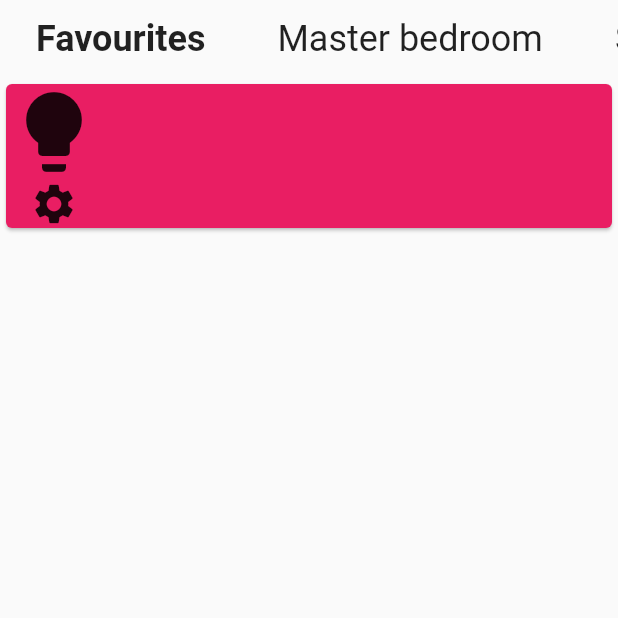
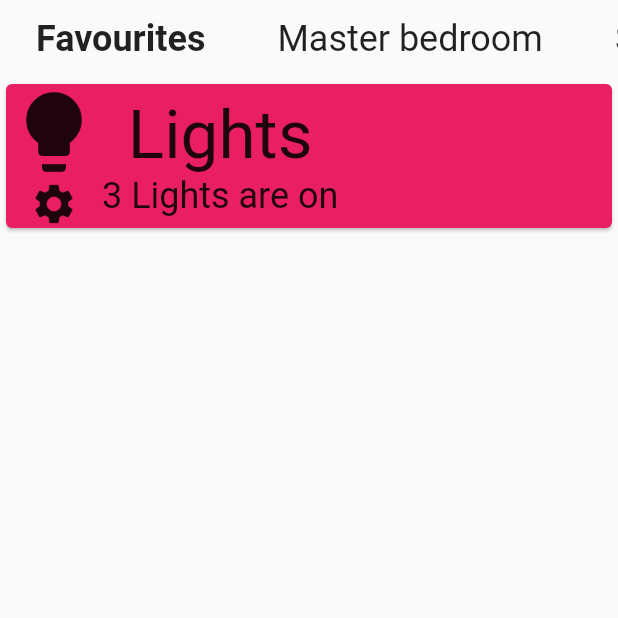
Before and after one commit to mivoligo/smarty_home, a Flutter app: the screen it shows after launch, on a phone screen of 412 x 824 dp, the top half of it. Run offline on Flutter 3.47's test engine with Material 2 defaults, Android fonts, the phone set to English and light mode, and no system bars.

Commit message:
Work on RightSide of CardButton

```diff
--- a/lib/card_button.dart
+++ b/lib/card_button.dart
@@ -6,11 +6,15 @@ class CardButton extends StatelessWidget {
     required this.backgroundColor,
     required this.iconData,
     this.color = Colors.black87,
+    required this.title,
+    this.status,
   }) : super(key: key);
 
   final Color backgroundColor;
   final Color color;
   final IconData iconData;
+  final String title;
+  final String? status;
 
   @override
   Widget build(BuildContext context) {
@@ -21,7 +25,11 @@ class CardButton extends StatelessWidget {
           LeftSide(
             iconData: iconData,
           ),
-          RightSide(),
+          RightSide(
+            color: color,
+            title: title,
+            status: status,
+          ),
         ],
       ),
     );
@@ -56,10 +64,35 @@ class LeftSide extends StatelessWidget {
 }
 
 class RightSide extends StatelessWidget {
-  const RightSide({Key? key}) : super(key: key);
+  const RightSide({
+    Key? key,
+    required this.title,
+    this.status,
+    required this.color,
+  }) : super(key: key);
+
+  final String title;
+  final String? status;
+  final Color color;
 
   @override
   Widget build(BuildContext context) {
-    return Container();
+    return Column(
+      children: [
+        Text(
+          title,
+          style:
+              Theme.of(context).textTheme.displaySmall?.copyWith(color: color),
+        ),
+        if (status != null)
+          Text(
+            status!,
+            style: Theme.of(context)
+                .textTheme
+                .headlineSmall
+                ?.copyWith(color: color),
+          ),
+      ],
+    );
   }
 }
--- a/lib/page_content.dart
+++ b/lib/page_content.dart
@@ -9,6 +9,8 @@ class PageContent extends StatelessWidget {
     return const CardButton(
       iconData: Icons.lightbulb,
       backgroundColor: Colors.blue,
+      title: 'Lights',
+      status: '3 Lights are on',
     );
   }
 }
```
